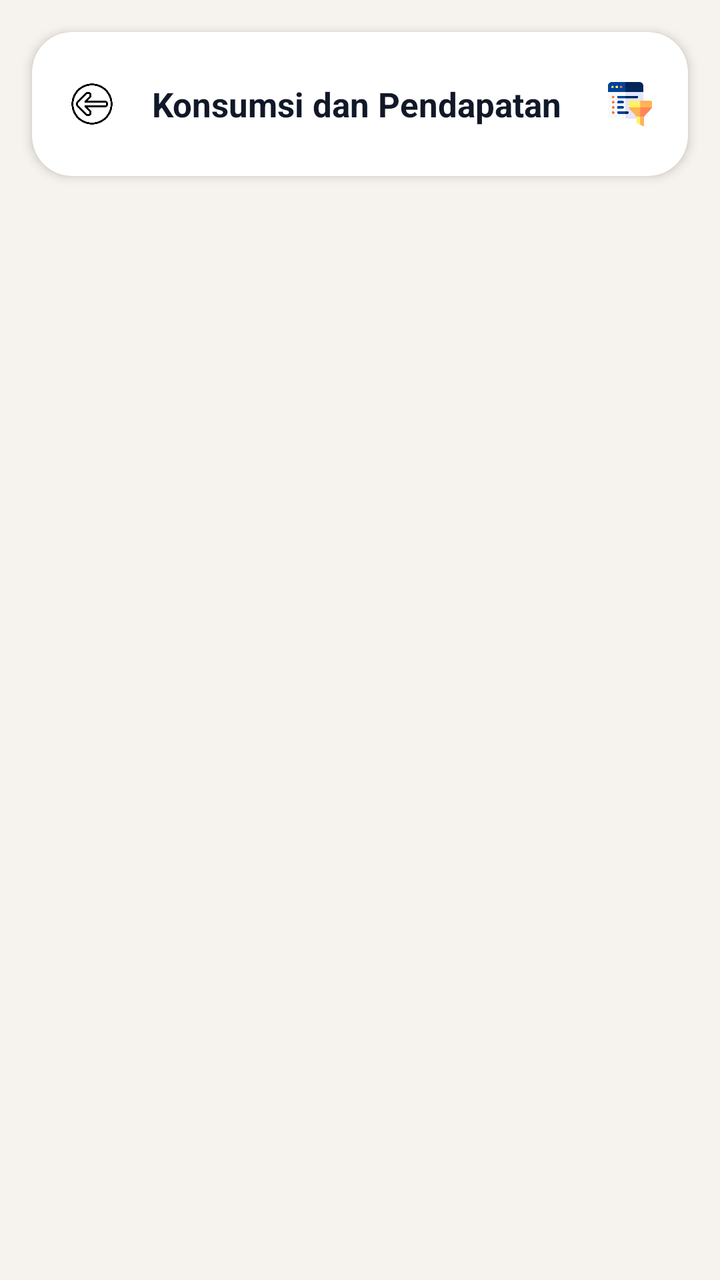
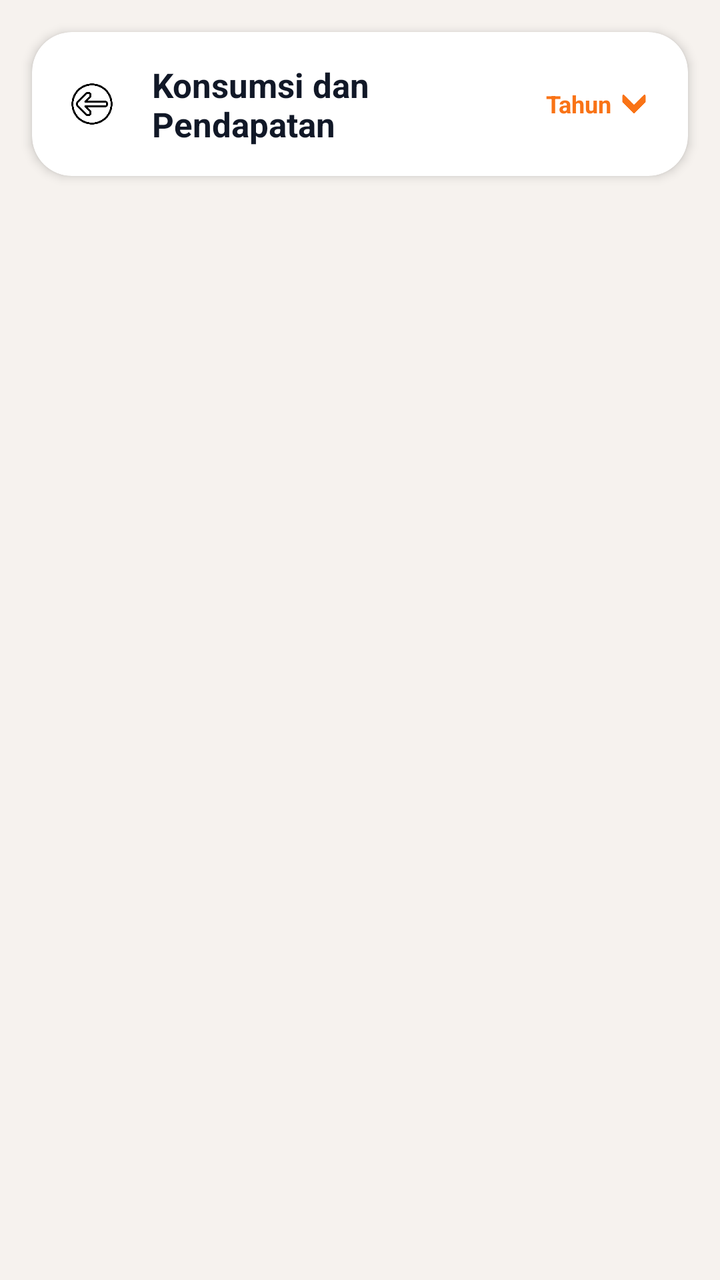

Compare the two renders of this Android layout. The source of the first and the diff that turns it into the second are given below.
<!-- AndroidManifest.xml: application theme Theme.Bpskota -->
<!-- res/layout/activity_pendapatan.xml -->
<?xml version="1.0" encoding="utf-8"?>
<androidx.constraintlayout.widget.ConstraintLayout
    xmlns:android="http://schemas.android.com/apk/res/android"
    xmlns:app="http://schemas.android.com/apk/res-auto"
    xmlns:tools="http://schemas.android.com/tools"

    android:layout_width="match_parent"
    android:layout_height="match_parent"
    android:background="#F6F2EE"

    tools:context=".PendapatanActivity">


    
    
    

    <androidx.cardview.widget.CardView
        android:id="@+id/headerPendapatan"

        android:layout_width="0dp"
        android:layout_height="72dp"

        android:layout_marginStart="16dp"
        android:layout_marginTop="16dp"
        android:layout_marginEnd="16dp"

        app:cardBackgroundColor="#FFFFFF"
        app:cardCornerRadius="20dp"
        app:cardElevation="3dp"

        app:layout_constraintTop_toTopOf="parent"
        app:layout_constraintStart_toStartOf="parent"
        app:layout_constraintEnd_toEndOf="parent">

        <androidx.constraintlayout.widget.ConstraintLayout
            android:layout_width="match_parent"
            android:layout_height="match_parent">


            
            
            

            <ImageView
                android:id="@+id/btnBack"

                android:layout_width="44dp"
                android:layout_height="44dp"

                android:layout_marginStart="8dp"

                android:background="?attr/selectableItemBackgroundBorderless"

                android:clickable="true"
                android:focusable="true"

                android:padding="10dp"

                android:src="@drawable/ic_arrow_back"

                android:contentDescription="Kembali"

                app:layout_constraintStart_toStartOf="parent"
                app:layout_constraintTop_toTopOf="parent"
                app:layout_constraintBottom_toBottomOf="parent" />


            
            
            

            <TextView
                android:id="@+id/tvHeaderTitle"

                android:layout_width="0dp"
                android:layout_height="wrap_content"

                android:layout_marginStart="8dp"
                android:layout_marginEnd="8dp"

                android:text="Konsumsi dan Pendapatan"

                android:textColor="#111827"
                android:textSize="17sp"
                android:textStyle="bold"

                android:maxLines="2"
                android:ellipsize="end"

                app:layout_constraintStart_toEndOf="@id/btnBack"
                app:layout_constraintEnd_toStartOf="@id/btnFilter"
                app:layout_constraintTop_toTopOf="parent"
                app:layout_constraintBottom_toBottomOf="parent" />


            
            
            

            <ImageView
                android:id="@+id/btnFilter"

                android:layout_width="42dp"
                android:layout_height="42dp"

                android:layout_marginEnd="8dp"

                android:background="?attr/selectableItemBackgroundBorderless"

                android:clickable="true"
                android:focusable="true"

                android:padding="10dp"

                android:src="@drawable/ic_filter"

                android:contentDescription="Filter tahun"

                app:layout_constraintEnd_toEndOf="parent"
                app:layout_constraintTop_toTopOf="parent"
                app:layout_constraintBottom_toBottomOf="parent" />

        </androidx.constraintlayout.widget.ConstraintLayout>

    </androidx.cardview.widget.CardView>


    
    
    

    <ScrollView
        android:id="@+id/contentScroll"

        android:layout_width="0dp"
        android:layout_height="0dp"

        android:layout_marginTop="12dp"

        android:fillViewport="true"

        android:scrollbars="none"
        android:overScrollMode="never"

        app:layout_constraintTop_toBottomOf="@id/headerPendapatan"
        app:layout_constraintBottom_toBottomOf="parent"
        app:layout_constraintStart_toStartOf="parent"
        app:layout_constraintEnd_toEndOf="parent">


        <LinearLayout
            android:id="@+id/cardContainer"

            android:layout_width="match_parent"
            android:layout_height="wrap_content"

            android:orientation="vertical"

            android:paddingStart="24dp"
            android:paddingTop="12dp"
            android:paddingEnd="24dp"
            android:paddingBottom="32dp" />

    </ScrollView>


    
    
    

    <com.airbnb.lottie.LottieAnimationView
        android:id="@+id/progressLoading"

        android:layout_width="120dp"
        android:layout_height="120dp"

        android:visibility="gone"

        app:lottie_autoPlay="false"
        app:lottie_loop="true"

        app:layout_constraintTop_toTopOf="@id/contentScroll"
        app:layout_constraintBottom_toBottomOf="@id/contentScroll"
        app:layout_constraintStart_toStartOf="parent"
        app:layout_constraintEnd_toEndOf="parent" />

</androidx.constraintlayout.widget.ConstraintLayout>
<!-- resources referenced by this layout -->
<resources>
  <!-- drawable ic_arrow_back: png bitmap (drawable, 15698 bytes) -->
  <!-- drawable ic_filter: png bitmap (drawable, 14395 bytes) -->
  <style name="Theme.Bpskota" parent="Theme.MaterialComponents.DayNight.NoActionBar">
          
          <item name="colorPrimary">@color/purple_500</item>
          <item name="colorPrimaryVariant">@color/purple_700</item>
          <item name="colorOnPrimary">@color/white</item>
          
          <item name="colorSecondary">@color/teal_200</item>
          <item name="colorSecondaryVariant">@color/teal_700</item>
          <item name="colorOnSecondary">@color/black</item>
          
          <item name="android:statusBarColor">@color/white</item>
          
      </style>
  <color name="purple_500">#FF6200EE</color>
  <color name="purple_700">#FF3700B3</color>
  <color name="white">#FFFFFFFF</color>
  <color name="teal_200">#FF03DAC5</color>
  <color name="teal_700">#FF018786</color>
  <color name="black">#FF000000</color>
</resources>

<!-- the commit's change to res/layout/activity_pendapatan.xml (unified diff, before → after) -->
@@ -98,28 +98,53 @@
             
             
 
-            <ImageView
+            
+            <LinearLayout
                 android:id="@+id/btnFilter"
 
-                android:layout_width="42dp"
-                android:layout_height="42dp"
-
-                android:layout_marginEnd="8dp"
-
-                android:background="?attr/selectableItemBackgroundBorderless"
+                android:layout_width="wrap_content"
+                android:layout_height="40dp"
+
+                android:layout_marginEnd="10dp"
+
+                android:orientation="horizontal"
+                android:gravity="center"
+
+                android:paddingStart="10dp"
+                android:paddingEnd="10dp"
+
 
                 android:clickable="true"
                 android:focusable="true"
 
-                android:padding="10dp"
-
-                android:src="@drawable/ic_filter"
-
-                android:contentDescription="Filter tahun"
-
                 app:layout_constraintEnd_toEndOf="parent"
                 app:layout_constraintTop_toTopOf="parent"
-                app:layout_constraintBottom_toBottomOf="parent" />
+                app:layout_constraintBottom_toBottomOf="parent">
+                <TextView
+                    android:id="@+id/tvFilterTahun"
+
+                    android:layout_width="wrap_content"
+                    android:layout_height="wrap_content"
+
+                    android:layout_marginStart="6dp"
+
+                    android:text="Tahun"
+                    android:textColor="#F97316"
+                    android:textSize="12sp"
+                    android:textStyle="bold"
+                    android:maxLines="1" />
+
+                <ImageView
+                    android:layout_width="14dp"
+                    android:layout_height="14dp"
+
+                    android:layout_marginStart="4dp"
+
+                    android:src="@drawable/ic_bottom"
+                    android:contentDescription="Pilih tahun"
+                    app:tint="#F97316" />
+
+            </LinearLayout>
 
         </androidx.constraintlayout.widget.ConstraintLayout>
 
<!-- resource entries referenced after the edit -->
@@ -1,7 +1,7 @@
 <!-- resources referenced by this layout -->
 <resources>
   <!-- drawable ic_arrow_back: png bitmap (drawable, 15698 bytes) -->
-  <!-- drawable ic_filter: png bitmap (drawable, 14395 bytes) -->
+  <!-- drawable ic_bottom: png bitmap (drawable, 4896 bytes) -->
   <style name="Theme.Bpskota" parent="Theme.MaterialComponents.DayNight.NoActionBar">
           
           <item name="colorPrimary">@color/purple_500</item>
